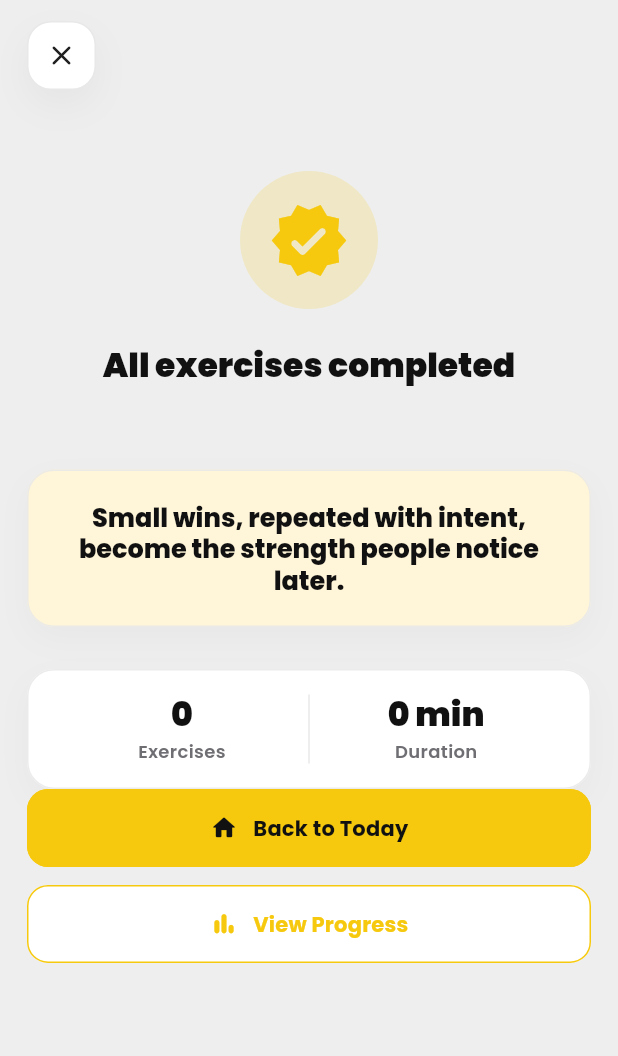
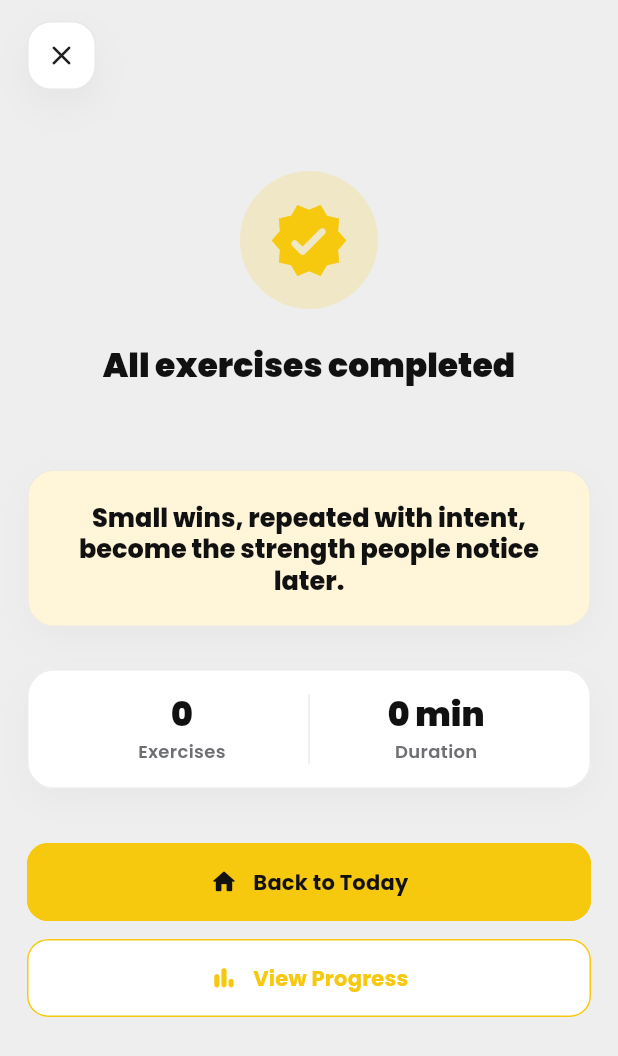
Before and after one commit to devlofttech-oss/deepfitness-app, a Flutter app: the WorkoutCompletionScreen screen opened by its route, on a phone screen of 412 x 824 dp. Shown: the top 1056 px of the screen. Run offline on Flutter 3.47's test engine with Material 3 defaults, Android fonts, the phone set to English and light mode, and no system bars; our stand-ins replace flutter_riverpod, go_router, google_fonts, supabase_flutter; accounts and stored records are empty.

Commit message:
Fix workout completion layout

```diff
--- a/lib/features/workout/presentation/exercise_logging_screen.dart
+++ b/lib/features/workout/presentation/exercise_logging_screen.dart
@@ -109,7 +109,7 @@ class WorkoutCompletionScreen extends ConsumerWidget {
                 ],
               ),
             ),
-            const Spacer(),
+            const SizedBox(height: 36),
             PrimaryButton(
               label: 'Back to Today',
               icon: Icons.home_rounded,
```
